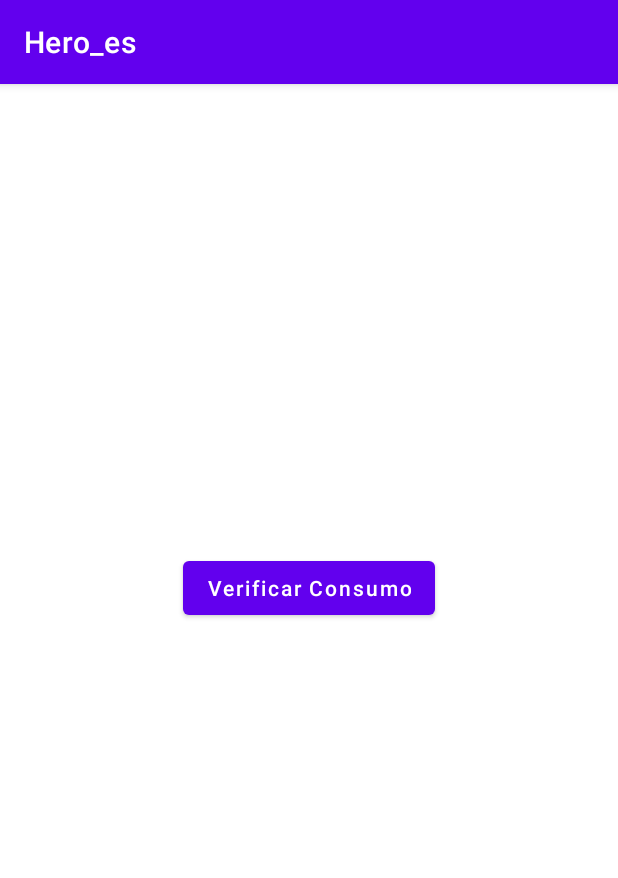
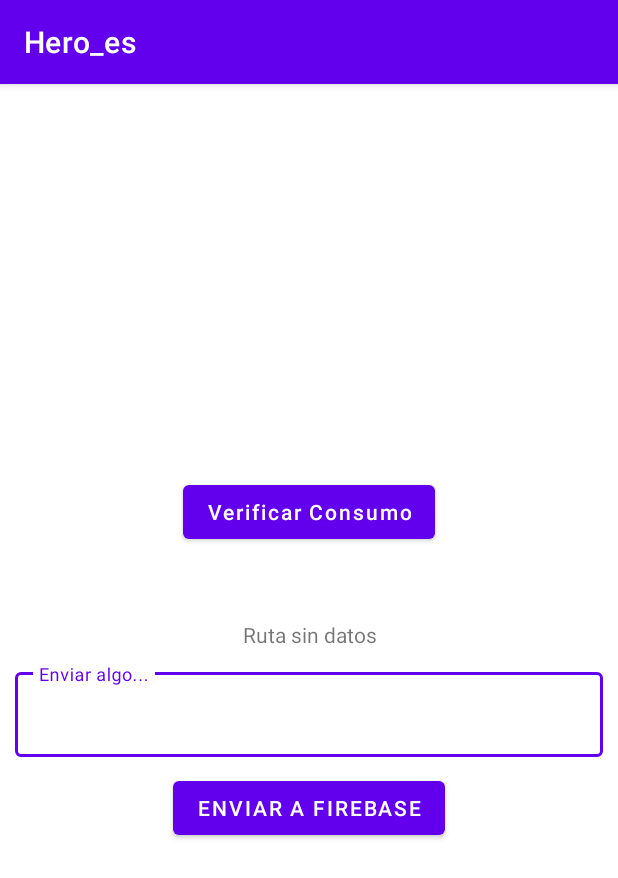
Before and after one commit to AbimaelLemus/Hero_es, an Android app: the screen it shows after launch (MainActivity), on a phone screen of 412 x 824 dp. Shown: the top 878 px of the screen. Run offline under Robolectric (Android 15) with nearby library versions, the phone set to English and light mode, and no system bars; our stand-ins replace Firebase (no records; nobody signed in at launch, a user with empty details on screens opened directly), Volley.

```diff
--- a/app/build.gradle
+++ b/app/build.gradle
@@ -1,6 +1,7 @@
 plugins {
     id 'com.android.application'
     id 'kotlin-android'
+    id 'com.google.gms.google-services'
 }
 
 android {
@@ -61,4 +62,9 @@ dependencies {
 
     //coroutines
     implementation 'org.jetbrains.kotlinx:kotlinx-coroutines-android:1.3.9'
+
+    //firebase
+    implementation platform('com.google.firebase:firebase-bom:29.0.1')
+    implementation 'com.google.firebase:firebase-analytics-ktx'
+    implementation 'com.google.firebase:firebase-database-ktx'
 }
--- a/app/src/main/AndroidManifest.xml
+++ b/app/src/main/AndroidManifest.xml
@@ -5,6 +5,7 @@
     <uses-permission android:name="android.permission.INTERNET" />
 
     <application
+        android:name=".util.HeroApp"
         android:allowBackup="true"
         android:icon="@mipmap/ic_launcher"
         android:label="@string/app_name"
--- a/app/src/main/java/com/easyapp/hero_es/ui/MainActivity.kt
+++ b/app/src/main/java/com/easyapp/hero_es/ui/MainActivity.kt
@@ -4,10 +4,17 @@ import androidx.appcompat.app.AppCompatActivity
 import android.os.Bundle
 import android.util.Log
 import android.view.View
+import android.widget.Toast
 import com.android.volley.toolbox.StringRequest
 import com.android.volley.toolbox.Volley
 import com.android.volley.Request
 import com.easyapp.hero_es.databinding.ActivityMainBinding
+import com.google.firebase.database.DataSnapshot
+import com.google.firebase.database.DatabaseError
+import com.google.firebase.database.DatabaseReference
+import com.google.firebase.database.ValueEventListener
+import com.google.firebase.database.ktx.database
+import com.google.firebase.ktx.Firebase
 
 class MainActivity : AppCompatActivity() {
     private val TAG = "MainActivity"
@@ -22,7 +29,49 @@ class MainActivity : AppCompatActivity() {
                 consumoSimple()
                 loader(true)
             }
+
+            val db = Firebase.database.reference
+            val dataRef = db.child("bienvenido")
+            getData(dataRef)
+            insertData(dataRef)
+
         }
+    }
+
+    private fun insertData(dataRef: DatabaseReference) {
+        binding.btnSend.setOnClickListener {
+            dataRef
+                .setValue(binding.etData.text.toString())
+                .addOnSuccessListener { mostrarToast("Enviando...") }
+                .addOnFailureListener { mostrarToast("Error al enviar.") }
+                .addOnCompleteListener { mostrarToast("Terminado.") }
+
+            binding.etData.setText("")
+            binding.etData.setHint("Enviar algo...")
+        }
+    }
+
+    private fun getData(dataRef: DatabaseReference) {
+        val listener = object : ValueEventListener {
+            override fun onDataChange(snapshot: DataSnapshot) {
+                if (snapshot.exists()) {
+                    val data = snapshot.getValue(String::class.java)
+                    binding.tvGetInfo.text = "$data"
+                } else {
+                    binding.tvGetInfo.text = "Ruta sin datos"
+                }
+            }
+
+            override fun onCancelled(error: DatabaseError) {
+                mostrarToast("Error al leer datos")
+            }
+        }
+        dataRef.addValueEventListener(listener)
+
+    }
+
+    fun mostrarToast(mensaje: String) {
+        Toast.makeText(this@MainActivity, mensaje, Toast.LENGTH_LONG).show()
     }
 
     fun consumoSimple() {
@@ -34,7 +83,7 @@ class MainActivity : AppCompatActivity() {
             StringRequest(Request.Method.GET, url, { response ->
                 try {
                     //val data = Gson().fromJson(response, model::class.java)
-                    Log.w(TAG, "consumoSimple: $response" )
+                    Log.w(TAG, "consumoSimple: $response")
                 } catch (e: Exception) {
                     Log.e(TAG, "solicitudHTTPVolley: ${e.stackTrace}")
                 }
@@ -46,7 +95,7 @@ class MainActivity : AppCompatActivity() {
         queue.add(solicitud)
     }
 
-    fun loader(mostrar:Boolean){
-        binding.progressBar.visibility = if (mostrar)View.VISIBLE else View.INVISIBLE
+    fun loader(mostrar: Boolean) {
+        binding.progressBar.visibility = if (mostrar) View.VISIBLE else View.INVISIBLE
     }
 }
--- /dev/null
+++ b/app/src/main/java/com/easyapp/hero_es/util/HeroApp.kt
@@ -0,0 +1,15 @@
+package com.easyapp.hero_es.util
+
+import android.app.Application
+import com.google.firebase.database.ktx.database
+import com.google.firebase.ktx.Firebase
+
+class HeroApp : Application() {
+    override fun onCreate() {
+        super.onCreate()
+
+        //offline
+        Firebase.database.setPersistenceEnabled(true)
+
+    }
+}
--- a/app/src/main/res/layout/activity_main.xml
+++ b/app/src/main/res/layout/activity_main.xml
@@ -1,26 +1,55 @@
 <?xml version="1.0" encoding="utf-8"?>
-<RelativeLayout xmlns:android="http://schemas.android.com/apk/res/android"
+<LinearLayout xmlns:android="http://schemas.android.com/apk/res/android"
     xmlns:app="http://schemas.android.com/apk/res-auto"
     xmlns:tools="http://schemas.android.com/tools"
     android:layout_width="match_parent"
     android:layout_height="match_parent"
+    android:orientation="vertical"
+    android:gravity="center"
     tools:context=".ui.MainActivity">
 
     <Button
         android:id="@+id/verificarConsumo"
         android:layout_width="wrap_content"
         android:layout_height="wrap_content"
-        android:text="Verificar Consumo"
-        android:textAllCaps="false"
         android:layout_above="@+id/progressBar"
         android:layout_centerHorizontal="true"
-        />
+        android:text="Verificar Consumo"
+        android:textAllCaps="false" />
 
     <ProgressBar
         android:id="@+id/progressBar"
         android:layout_width="wrap_content"
         android:layout_height="wrap_content"
-        android:visibility="invisible"
-        android:layout_centerInParent="true"/>
+        android:layout_centerInParent="true"
+        android:visibility="invisible" />
 
-</RelativeLayout>
+    <TextView
+        android:id="@+id/tvGetInfo"
+        android:layout_width="match_parent"
+        android:layout_height="wrap_content"
+        android:layout_below="@id/progressBar"
+        android:gravity="center"
+        android:hint="sinDatos" />
+
+    <com.google.android.material.textfield.TextInputLayout
+        android:id="@+id/tilData"
+        style="@style/Widget.MaterialComponents.TextInputLayout.OutlinedBox"
+        android:layout_width="match_parent"
+        android:layout_margin="10dp"
+        android:layout_height="wrap_content"
+        android:hint="Enviar algo...">
+
+        <com.google.android.material.textfield.TextInputEditText
+            android:id="@+id/etData"
+            android:layout_width="match_parent"
+            android:layout_height="wrap_content" />
+    </com.google.android.material.textfield.TextInputLayout>
+
+    <Button
+        android:id="@+id/btnSend"
+        android:layout_width="wrap_content"
+        android:layout_height="wrap_content"
+        android:text="Enviar a firebase" />
+
+</LinearLayout>
--- a/build.gradle
+++ b/build.gradle
@@ -2,12 +2,13 @@
 buildscript {
     ext.kotlin_version = "1.5.21"
     repositories {
-        google()
+        google() // Google's Maven repository
         mavenCentral()
     }
     dependencies {
         classpath "com.android.tools.build:gradle:4.2.1"
         classpath "org.jetbrains.kotlin:kotlin-gradle-plugin:$kotlin_version"
+        classpath 'com.google.gms:google-services:4.3.10'
 
         // NOTE: Do not place your application dependencies here; they belong
         // in the individual module build.gradle files
@@ -18,7 +19,7 @@ allprojects {
     repositories {
         google()
         mavenCentral()
-        jcenter() // Warning: this repository is going to shut down soon
+        mavenCentral() // Warning: this repository is going to shut down soon
     }
 }
 
```
Also changed, not shown: 2 other files.
